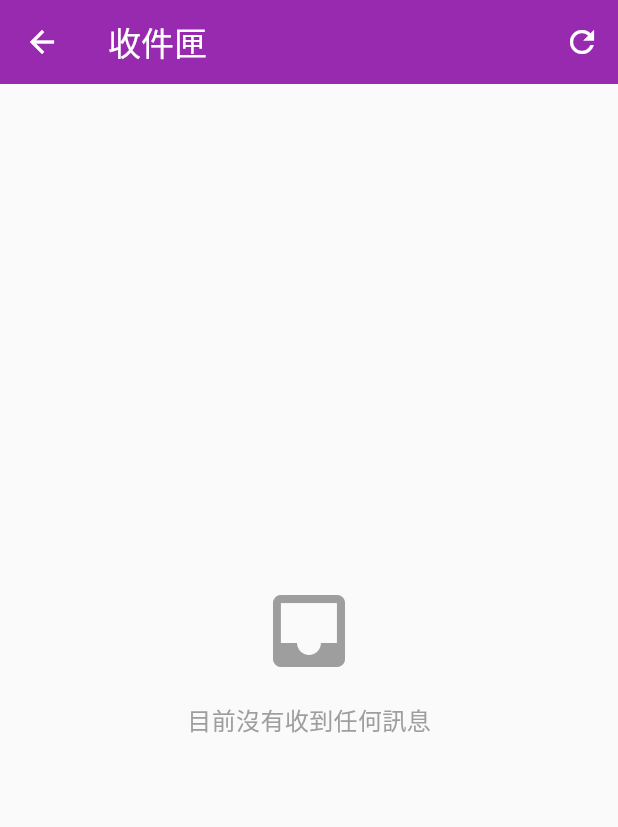
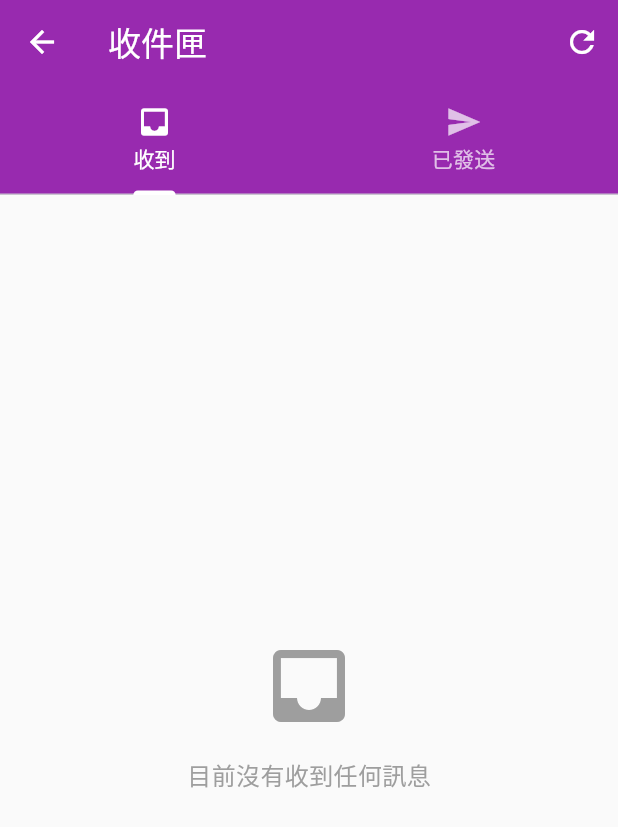
Before and after one commit to TomChiu1224/timed-messenger, a Flutter app: the InboxPage screen opened directly, after a tap on the "refresh" icon, on a phone screen of 412 x 824 dp. Shown: the top 827 px of the screen. Run offline on Flutter 3.47's test engine with Material 3 defaults, Android fonts, the phone set to English and light mode, and no system bars; our stand-ins replace cloud_firestore, file_picker, firebase_auth, firebase_core, firebase_messaging, flutter_local_notifications and 9 more; missing offline and left inert: android_intent_plus; accounts and stored records are empty; network calls fail.

Commit message:
feat: 已讀回執、收件匣雙Tab、Badge歸零

```diff
--- a/lib/inbox_page.dart
+++ b/lib/inbox_page.dart
@@ -1,6 +1,7 @@
 import 'package:flutter/material.dart';
 import 'package:intl/intl.dart';
 import 'firebase_service.dart';
+import 'package:cloud_firestore/cloud_firestore.dart';
 
 class InboxPage extends StatefulWidget {
   const InboxPage({super.key});
@@ -9,15 +10,54 @@ class InboxPage extends StatefulWidget {
   State<InboxPage> createState() => _InboxPageState();
 }
 
-class _InboxPageState extends State<InboxPage> {
+class _InboxPageState extends State<InboxPage>
+    with SingleTickerProviderStateMixin {
   final FirebaseService _firebaseService = FirebaseService();
   List<Map<String, dynamic>> _messages = [];
+  List<Map<String, dynamic>> _sentMessages = [];
   bool _isLoading = true;
+  late TabController _tabController;
 
   @override
   void initState() {
     super.initState();
+    _tabController = TabController(length: 2, vsync: this);
     _loadMessages();
+    _loadSentMessages();
+  }
+
+  @override
+  void dispose() {
+    _tabController.dispose();
+    super.dispose();
+  }
+
+  Future<void> _loadSentMessages() async {
+    try {
+      final user = FirebaseService().currentUser;
+      if (user == null) return;
+      final snapshot = await FirebaseFirestore.instance
+          .collection('scheduled_messages')
+          .where('senderId', isEqualTo: user.uid)
+          .get();
+      final list = snapshot.docs.map((doc) {
+        final data = doc.data();
+        data['docId'] = doc.id;
+        return data;
+      }).toList();
+      list.sort((a, b) {
+        final aTime = a['scheduledTime'] ?? 0;
+        final bTime = b['scheduledTime'] ?? 0;
+        return (bTime as int).compareTo(aTime as int);
+      });
+      if (mounted) {
+        setState(() {
+          _sentMessages = list;
+        });
+      }
+    } catch (e) {
+      print('❌ 載入已發送失敗：$e');
+    }
   }
 
   Future<void> _loadMessages() async {
@@ -131,15 +171,34 @@ class _InboxPageState extends State<InboxPage> {
     return Scaffold(
       appBar: AppBar(
         title: const Text('收件匣'),
+        backgroundColor: Colors.purple,
+        foregroundColor: Colors.white,
         actions: [
           IconButton(
             icon: const Icon(Icons.refresh),
-            onPressed: _loadMessages,
+            onPressed: () {
+              _loadMessages();
+              _loadSentMessages();
+            },
             tooltip: '重新整理',
           ),
         ],
+        bottom: TabBar(
+          controller: _tabController,
+          labelColor: Colors.white,
+          unselectedLabelColor: Colors.white70,
+          indicatorColor: Colors.white,
+          tabs: const [
+            Tab(icon: Icon(Icons.inbox), text: '收到'),
+            Tab(icon: Icon(Icons.send), text: '已發送'),
+          ],
         ),
-      body: _isLoading
+      ),
+      body: TabBarView(
+        controller: _tabController,
+        children: [
+          // ===== Tab 1：收到 =====
+          _isLoading
               ? const Center(child: CircularProgressIndicator())
               : _messages.isEmpty
                   ? const Center(
@@ -149,7 +208,8 @@ class _InboxPageState extends State<InboxPage> {
                           Icon(Icons.inbox, size: 64, color: Colors.grey),
                           SizedBox(height: 16),
                           Text('目前沒有收到任何訊息',
-                          style: TextStyle(color: Colors.grey, fontSize: 16)),
+                              style:
+                                  TextStyle(color: Colors.grey, fontSize: 16)),
                         ],
                       ),
                     )
@@ -185,7 +245,7 @@ class _InboxPageState extends State<InboxPage> {
                                 ),
                               ),
                               subtitle: Text(
-                            '來自：${msg['senderName'] ?? '未知'}  ·  ${_formatTime(msg['scheduledTime'])}',
+                                '來自：${msg['senderName'] ?? '未知'} · ${_formatTime(msg['scheduledTime'])}',
                                 style: const TextStyle(fontSize: 12),
                               ),
                               trailing: Container(
@@ -199,7 +259,8 @@ class _InboxPageState extends State<InboxPage> {
                                 child: Text(
                                   _statusText(msg['status'] as String?),
                                   style: TextStyle(
-                                color: _statusColor(msg['status'] as String?),
+                                    color:
+                                        _statusColor(msg['status'] as String?),
                                     fontSize: 12,
                                   ),
                                 ),
@@ -211,6 +272,89 @@ class _InboxPageState extends State<InboxPage> {
                         },
                       ),
                     ),
+
+          // ===== Tab 2：已發送 =====
+          _sentMessages.isEmpty
+              ? const Center(
+                  child: Column(
+                    mainAxisAlignment: MainAxisAlignment.center,
+                    children: [
+                      Icon(Icons.send, size: 64, color: Colors.grey),
+                      SizedBox(height: 16),
+                      Text('目前沒有已發送的訊息',
+                          style: TextStyle(color: Colors.grey, fontSize: 16)),
+                    ],
+                  ),
+                )
+              : RefreshIndicator(
+                  onRefresh: _loadSentMessages,
+                  child: ListView.builder(
+                    padding: const EdgeInsets.all(8),
+                    itemCount: _sentMessages.length,
+                    itemBuilder: (context, index) {
+                      final msg = _sentMessages[index];
+                      final status = msg['status'] as String? ?? '';
+                      final isRead = status == 'read';
+                      final isTriggered = status == 'triggered';
+                      return Card(
+                        margin: const EdgeInsets.symmetric(
+                            vertical: 4, horizontal: 4),
+                        child: ListTile(
+                          leading: CircleAvatar(
+                            backgroundColor: isRead
+                                ? Colors.green
+                                : isTriggered
+                                    ? Colors.orange
+                                    : Colors.blue,
+                            child: Icon(
+                              isRead ? Icons.done_all : Icons.send,
+                              color: Colors.white,
+                              size: 20,
+                            ),
+                          ),
+                          title: Text(
+                            msg['message'] ?? '（無內容）',
+                            maxLines: 2,
+                            overflow: TextOverflow.ellipsis,
+                          ),
+                          subtitle: Text(
+                            '收件人：${msg['receiverName'] ?? '未知'} · ${_formatTime(msg['scheduledTime'])}',
+                            style: const TextStyle(fontSize: 12),
+                          ),
+                          trailing: Container(
+                            padding: const EdgeInsets.symmetric(
+                                horizontal: 8, vertical: 4),
+                            decoration: BoxDecoration(
+                              color: isRead
+                                  ? Colors.green.withOpacity(0.15)
+                                  : isTriggered
+                                      ? Colors.orange.withOpacity(0.15)
+                                      : Colors.blue.withOpacity(0.15),
+                              borderRadius: BorderRadius.circular(12),
+                            ),
+                            child: Text(
+                              isRead
+                                  ? '✅ 已讀'
+                                  : isTriggered
+                                      ? '👁 未讀'
+                                      : '⏳ 等待',
+                              style: TextStyle(
+                                color: isRead
+                                    ? Colors.green
+                                    : isTriggered
+                                        ? Colors.orange
+                                        : Colors.blue,
+                                fontSize: 12,
+                              ),
+                            ),
+                          ),
+                        ),
+                      );
+                    },
+                  ),
+                ),
+        ],
+      ),
     );
   }
 }
```
Lines whose indentation alone changed are shown as unchanged.
